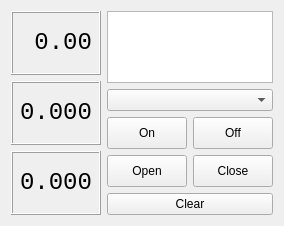
Qt form mainwindow.ui (jnwatts/bksupply) before a commit.
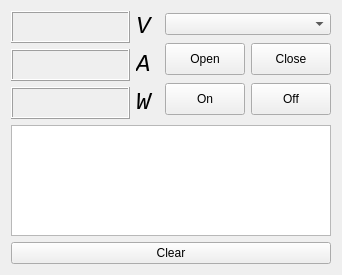
The same form after that commit.

Commit message: Mainwindow: Re-arrange UI

The edit to the form file:
```diff
--- a/mainwindow.ui
+++ b/mainwindow.ui
@@ -6,49 +6,20 @@
    <rect>
     <x>0</x>
     <y>0</y>
-    <width>260</width>
-    <height>226</height>
+    <width>342</width>
+    <height>275</height>
    </rect>
   </property>
   <property name="windowTitle">
    <string>BKSUPPLY</string>
   </property>
   <widget class="QWidget" name="centralWidget">
-   <layout class="QHBoxLayout" name="horizontalLayout_3">
-    <item>
      <layout class="QVBoxLayout" name="verticalLayout_2">
       <item>
-       <widget class="QLabel" name="lblVoltage">
-        <property name="font">
-         <font>
-          <family>Monospace</family>
-          <pointsize>18</pointsize>
-         </font>
-        </property>
-        <property name="frameShape">
-         <enum>QFrame::Box</enum>
-        </property>
-        <property name="frameShadow">
-         <enum>QFrame::Raised</enum>
-        </property>
-        <property name="text">
-         <string>0.00</string>
-        </property>
-        <property name="textFormat">
-         <enum>Qt::PlainText</enum>
-        </property>
-        <property name="scaledContents">
-         <bool>false</bool>
-        </property>
-        <property name="alignment">
-         <set>Qt::AlignRight|Qt::AlignTrailing|Qt::AlignVCenter</set>
-        </property>
-        <property name="textInteractionFlags">
-         <set>Qt::NoTextInteraction</set>
-        </property>
-       </widget>
-      </item>
+     <layout class="QHBoxLayout" name="horizontalLayout_3">
       <item>
+       <layout class="QGridLayout" name="gridLayout">
+        <item row="1" column="0">
        <widget class="QLabel" name="lblCurrent">
         <property name="font">
          <font>
@@ -63,7 +34,7 @@
          <enum>QFrame::Raised</enum>
         </property>
         <property name="text">
-         <string>0.000</string>
+           <string>       </string>
         </property>
         <property name="textFormat">
          <enum>Qt::PlainText</enum>
@@ -79,7 +50,7 @@
         </property>
        </widget>
       </item>
-      <item>
+        <item row="2" column="0">
        <widget class="QLabel" name="lblPower">
         <property name="font">
          <font>
@@ -94,7 +65,7 @@
          <enum>QFrame::Raised</enum>
         </property>
         <property name="text">
-         <string>0.000</string>
+           <string>       </string>
         </property>
         <property name="textFormat">
          <enum>Qt::PlainText</enum>
@@ -110,50 +81,86 @@
         </property>
        </widget>
       </item>
+        <item row="2" column="1">
+         <widget class="QLabel" name="label_3">
+          <property name="font">
+           <font>
+            <family>Monospace</family>
+            <pointsize>18</pointsize>
+            <italic>true</italic>
+           </font>
+          </property>
+          <property name="text">
+           <string>W</string>
+          </property>
+         </widget>
+        </item>
+        <item row="1" column="1">
+         <widget class="QLabel" name="label_2">
+          <property name="font">
+           <font>
+            <family>Monospace</family>
+            <pointsize>18</pointsize>
+            <italic>true</italic>
+           </font>
+          </property>
+          <property name="text">
+           <string>A</string>
+          </property>
+         </widget>
+        </item>
+        <item row="0" column="0">
+         <widget class="QLabel" name="lblVoltage">
+          <property name="font">
+           <font>
+            <family>Monospace</family>
+            <pointsize>18</pointsize>
+           </font>
+          </property>
+          <property name="frameShape">
+           <enum>QFrame::Box</enum>
+          </property>
+          <property name="frameShadow">
+           <enum>QFrame::Raised</enum>
+          </property>
+          <property name="text">
+           <string>       </string>
+          </property>
+          <property name="textFormat">
+           <enum>Qt::PlainText</enum>
+          </property>
+          <property name="scaledContents">
+           <bool>false</bool>
+          </property>
+          <property name="alignment">
+           <set>Qt::AlignRight|Qt::AlignTrailing|Qt::AlignVCenter</set>
+          </property>
+          <property name="textInteractionFlags">
+           <set>Qt::NoTextInteraction</set>
+          </property>
+         </widget>
+        </item>
+        <item row="0" column="1">
+         <widget class="QLabel" name="label">
+          <property name="font">
+           <font>
+            <family>Monospace</family>
+            <pointsize>18</pointsize>
+            <italic>true</italic>
+           </font>
+          </property>
+          <property name="text">
+           <string>V</string>
+          </property>
+         </widget>
+        </item>
      </layout>
     </item>
     <item>
      <layout class="QVBoxLayout" name="verticalLayout">
-      <item>
-       <widget class="QPlainTextEdit" name="log">
-        <property name="readOnly">
-         <bool>true</bool>
-        </property>
-       </widget>
-      </item>
       <item>
        <widget class="QComboBox" name="port"/>
       </item>
-      <item>
-       <layout class="QHBoxLayout" name="horizontalLayout_2">
-        <item>
-         <widget class="QPushButton" name="on">
-          <property name="minimumSize">
-           <size>
-            <width>0</width>
-            <height>32</height>
-           </size>
-          </property>
-          <property name="text">
-           <string>On</string>
-          </property>
-         </widget>
-        </item>
-        <item>
-         <widget class="QPushButton" name="off">
-          <property name="minimumSize">
-           <size>
-            <width>0</width>
-            <height>32</height>
-           </size>
-          </property>
-          <property name="text">
-           <string>Off</string>
-          </property>
-         </widget>
-        </item>
-       </layout>
-      </item>
       <item>
        <layout class="QHBoxLayout" name="horizontalLayout">
         <item>
@@ -183,6 +190,49 @@
          </widget>
         </item>
        </layout>
+        </item>
+        <item>
+         <layout class="QHBoxLayout" name="horizontalLayout_2">
+          <item>
+           <widget class="QPushButton" name="on">
+            <property name="minimumSize">
+             <size>
+              <width>0</width>
+              <height>32</height>
+             </size>
+            </property>
+            <property name="text">
+             <string>On</string>
+            </property>
+           </widget>
+          </item>
+          <item>
+           <widget class="QPushButton" name="off">
+            <property name="minimumSize">
+             <size>
+              <width>0</width>
+              <height>32</height>
+             </size>
+            </property>
+            <property name="text">
+             <string>Off</string>
+            </property>
+           </widget>
+          </item>
+         </layout>
+        </item>
+       </layout>
+      </item>
+     </layout>
+    </item>
+    <item>
+     <layout class="QVBoxLayout" name="verticalLayout_3">
+      <item>
+       <widget class="QPlainTextEdit" name="log">
+        <property name="readOnly">
+         <bool>true</bool>
+        </property>
+       </widget>
       </item>
       <item>
        <widget class="QPushButton" name="clear">
```
Lines whose indentation alone changed are shown as unchanged.
